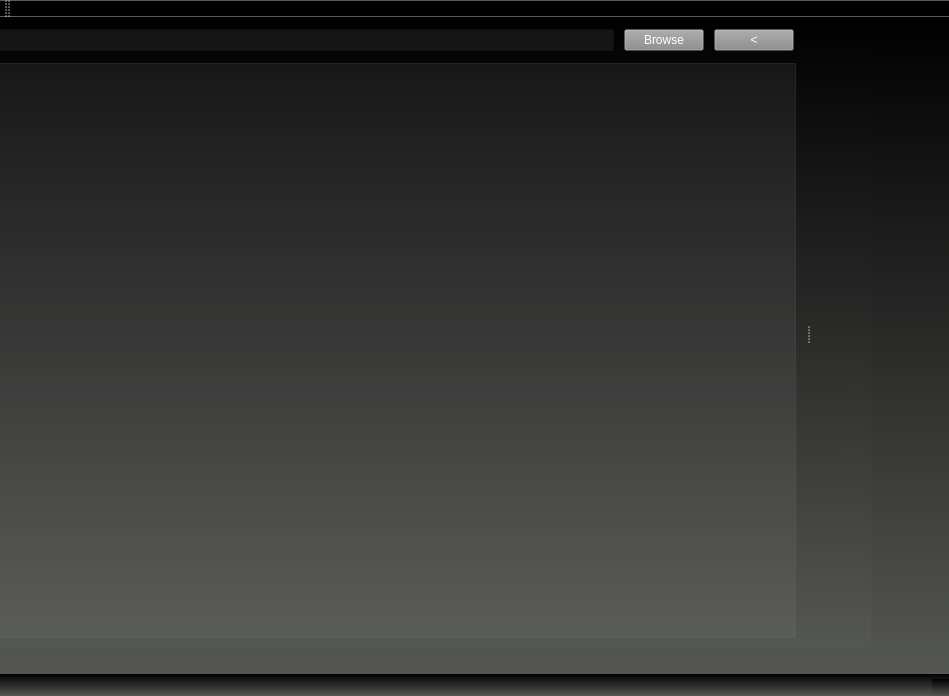
Laymalay/FileMonitor, file mainwindow.ui: the form before one commit.
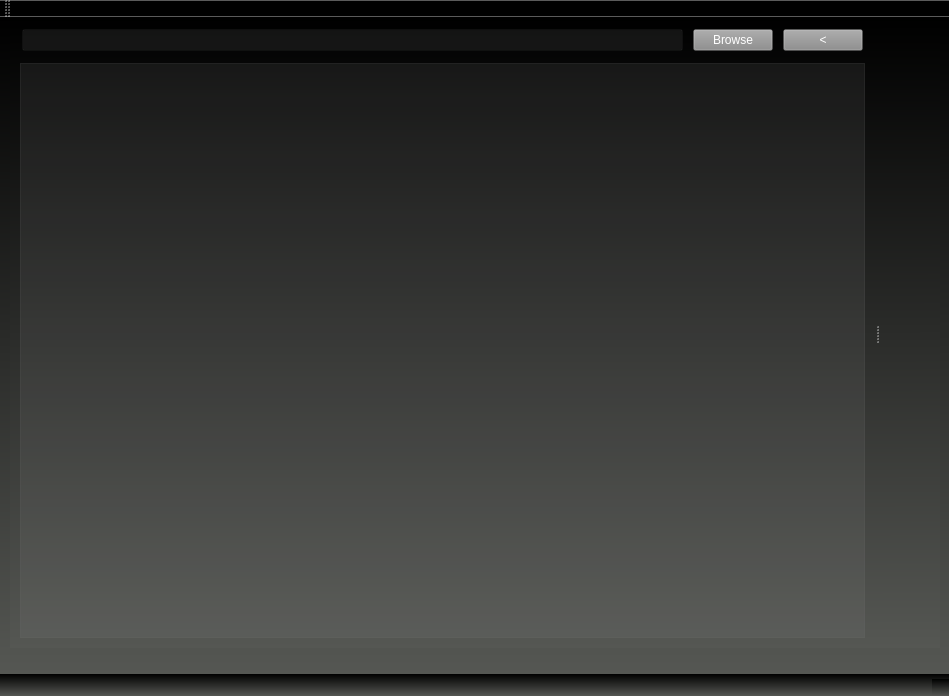
The form after the commit.

Commit message: Add dirsize label to pie

The edit to the form file:
```diff
--- a/mainwindow.ui
+++ b/mainwindow.ui
@@ -320,9 +320,9 @@
    <widget class="QSplitter" name="splitter">
     <property name="geometry">
      <rect>
-      <x>-60</x>
+      <x>10</x>
       <y>0</y>
-      <width>931</width>
+      <width>930</width>
       <height>631</height>
      </rect>
     </property>
```
The commit also changes 4 other files.
